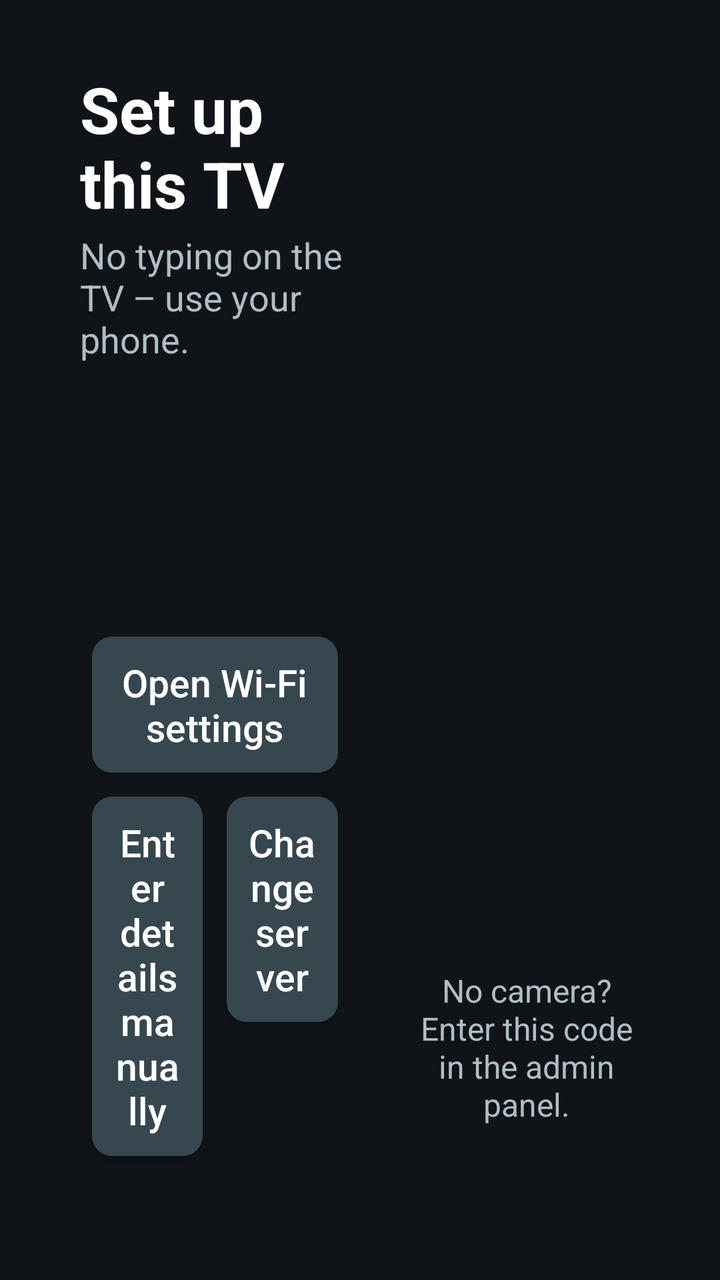
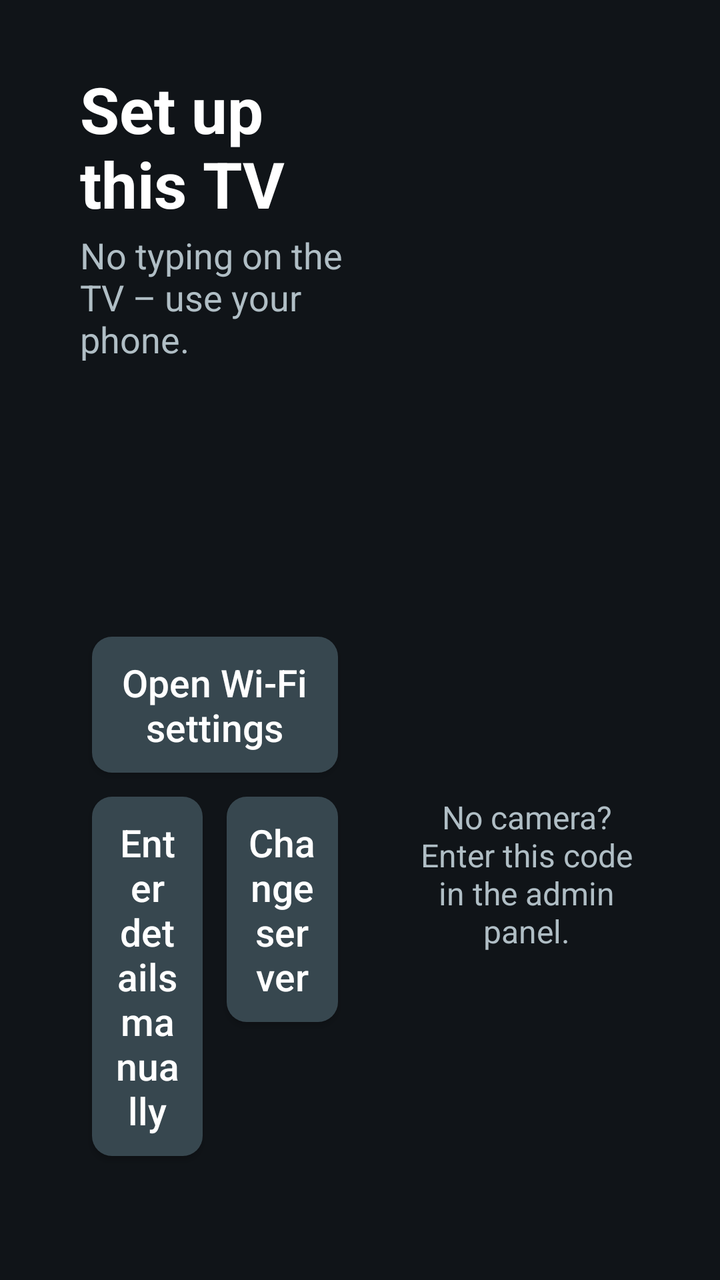

Compare the two renders of this Android layout. The source of the first and the diff that turns it into the second are given below.
<!-- AndroidManifest.xml: activity theme Theme.HotelCast.Settings -->
<!-- res/layout/activity_qr_setup.xml -->
<?xml version="1.0" encoding="utf-8"?>
<FrameLayout xmlns:android="http://schemas.android.com/apk/res/android"
    android:id="@+id/qr_root"
    android:layout_width="match_parent"
    android:layout_height="match_parent">

    <LinearLayout
        android:layout_width="match_parent"
        android:layout_height="match_parent"
        android:baselineAligned="false"
        android:gravity="center_vertical"
        android:orientation="horizontal"
        android:paddingStart="40dp"
        android:paddingTop="24dp"
        android:paddingEnd="40dp"
        android:paddingBottom="20dp">

        
        <ScrollView
            android:layout_width="0dp"
            android:layout_height="match_parent"
            android:layout_marginEnd="32dp"
            android:layout_weight="1.2"
            android:fillViewport="true"
            android:scrollbars="none">

            <LinearLayout
                android:layout_width="match_parent"
                android:layout_height="wrap_content"
                android:gravity="center_vertical"
                android:orientation="vertical">

                <TextView
                    android:id="@+id/qr_title"
                    android:layout_width="match_parent"
                    android:layout_height="wrap_content"
                    android:text="@string/qr_title"
                    android:textColor="@color/white"
                    android:textSize="32sp"
                    android:textStyle="bold" />

                <TextView
                    android:id="@+id/qr_subtitle"
                    android:layout_width="match_parent"
                    android:layout_height="wrap_content"
                    android:layout_marginTop="2dp"
                    android:text="@string/qr_subtitle"
                    android:textColor="@color/settings_text_dim"
                    android:textSize="18sp" />

                <LinearLayout
                    android:id="@+id/qr_steps"
                    android:layout_width="match_parent"
                    android:layout_height="wrap_content"
                    android:layout_marginTop="14dp"
                    android:orientation="vertical" />

                <TextView
                    android:id="@+id/qr_status"
                    android:layout_width="match_parent"
                    android:layout_height="wrap_content"
                    android:layout_marginTop="14dp"
                    android:minHeight="34dp"
                    android:textColor="@color/accent"
                    android:textSize="23sp"
                    android:textStyle="bold" />

                <TextView
                    android:id="@+id/qr_countdown"
                    android:layout_width="match_parent"
                    android:layout_height="wrap_content"
                    android:layout_marginTop="4dp"
                    android:textColor="@color/settings_text"
                    android:textSize="18sp" />

                <TextView
                    android:id="@+id/qr_network"
                    android:layout_width="match_parent"
                    android:layout_height="wrap_content"
                    android:layout_marginTop="4dp"
                    android:textColor="@color/settings_text"
                    android:textSize="18sp" />

                <LinearLayout
                    android:layout_width="match_parent"
                    android:layout_height="wrap_content"
                    android:layout_marginTop="12dp"
                    android:orientation="horizontal">

                    <Button
                        android:id="@+id/qr_btn_try_again"
                        style="@style/QrButton"
                        android:text="@string/qr_btn_try_again"
                        android:visibility="gone" />

                    <Button
                        android:id="@+id/qr_btn_wifi"
                        style="@style/QrButton"
                        android:text="@string/qr_btn_wifi" />
                </LinearLayout>

                <LinearLayout
                    android:layout_width="match_parent"
                    android:layout_height="wrap_content"
                    android:orientation="horizontal">

                    <Button
                        android:id="@+id/qr_btn_manual"
                        style="@style/QrButton"
                        android:text="@string/qr_btn_manual" />

                    <Button
                        android:id="@+id/qr_btn_change_server"
                        style="@style/QrButton"
                        android:text="@string/qr_btn_change_server" />
                </LinearLayout>

                <TextView
                    android:id="@+id/qr_server"
                    android:layout_width="match_parent"
                    android:layout_height="wrap_content"
                    android:layout_marginTop="8dp"
                    android:textColor="@color/settings_text_dim"
                    android:textSize="14sp" />
            </LinearLayout>
        </ScrollView>

        
        <LinearLayout
            android:layout_width="0dp"
            android:layout_height="match_parent"
            android:layout_weight="1"
            android:gravity="center"
            android:orientation="vertical">

            <FrameLayout
                android:id="@+id/qr_card"
                android:layout_width="wrap_content"
                android:layout_height="wrap_content"
                android:padding="14dp">

                <ImageView
                    android:id="@+id/qr_image"
                    android:layout_width="280dp"
                    android:layout_height="280dp"
                    android:contentDescription="@string/qr_image_description"
                    android:scaleType="fitCenter" />

                <ProgressBar
                    android:id="@+id/qr_progress"
                    android:layout_width="72dp"
                    android:layout_height="72dp"
                    android:layout_gravity="center"
                    android:indeterminate="true" />
            </FrameLayout>

            <TextView
                android:id="@+id/qr_code"
                android:layout_width="wrap_content"
                android:layout_height="wrap_content"
                android:layout_marginTop="10dp"
                android:fontFamily="monospace"
                android:letterSpacing="0.08"
                android:textColor="@color/white"
                android:textSize="64sp"
                android:textStyle="bold" />

            <TextView
                android:id="@+id/qr_code_caption"
                android:layout_width="wrap_content"
                android:layout_height="wrap_content"
                android:gravity="center"
                android:maxWidth="380dp"
                android:text="@string/qr_code_caption"
                android:textColor="@color/settings_text_dim"
                android:textSize="16sp" />
        </LinearLayout>
    </LinearLayout>

    
    <LinearLayout
        android:id="@+id/qr_done_layer"
        android:layout_width="match_parent"
        android:layout_height="match_parent"
        android:background="@color/settings_bg"
        android:gravity="center"
        android:orientation="vertical"
        android:visibility="gone">

        <TextView
            android:id="@+id/qr_done_icon"
            android:layout_width="wrap_content"
            android:layout_height="wrap_content"
            android:text="@string/qr_done_icon"
            android:textColor="#FF4CAF50"
            android:textSize="110sp"
            android:textStyle="bold" />

        <TextView
            android:id="@+id/qr_done_title"
            android:layout_width="wrap_content"
            android:layout_height="wrap_content"
            android:gravity="center"
            android:textColor="@color/white"
            android:textSize="40sp"
            android:textStyle="bold" />

        <TextView
            android:id="@+id/qr_done_subtitle"
            android:layout_width="wrap_content"
            android:layout_height="wrap_content"
            android:layout_marginTop="10dp"
            android:gravity="center"
            android:text="@string/qr_status_opening"
            android:textColor="@color/settings_text_dim"
            android:textSize="22sp" />
    </LinearLayout>
</FrameLayout>
<!-- resources referenced by this layout -->
<resources>
  <color name="accent">#FFFFC107</color>
  <color name="settings_bg">#FF101418</color>
  <color name="settings_text">#FFECEFF1</color>
  <color name="settings_text_dim">#FFB0BEC5</color>
  <color name="white">#FFFFFFFF</color>
  <string name="qr_btn_change_server">Change server</string>
  <string name="qr_btn_manual">Enter details manually</string>
  <string name="qr_btn_try_again">Try again</string>
  <string name="qr_btn_wifi">Open Wi-Fi settings</string>
  <string name="qr_code_caption">No camera? Enter this code in the admin panel.</string>
  <string name="qr_done_icon" translatable="false">✔</string>
  <string name="qr_image_description">QR code for setting up this TV</string>
  <string name="qr_status_opening">Opening the player…</string>
  <string name="qr_subtitle">No typing on the TV – use your phone.</string>
  <string name="qr_title">Set up this TV</string>
  <style name="QrButton" parent="SettingsButton">
          <item name="android:minHeight">60dp</item>
          <item name="android:textSize">19sp</item>
          <item name="android:padding">10dp</item>
      </style>
  <style name="Theme.HotelCast.Settings">
          <item name="android:windowBackground">@color/settings_bg</item>
          <item name="android:textColorPrimary">@color/settings_text</item>
          <item name="android:textColor">@color/settings_text</item>
          <item name="android:windowFullscreen">true</item>
      </style>
  <style name="SettingsButton">
          <item name="android:layout_width">0dp</item>
          <item name="android:layout_height">wrap_content</item>
          <item name="android:layout_weight">1</item>
          <item name="android:layout_margin">6dp</item>
          <item name="android:background">@drawable/btn_tv</item>
          <item name="android:minHeight">64dp</item>
          <item name="android:padding">12dp</item>
          <item name="android:textColor">@color/white</item>
          <item name="android:textSize">20sp</item>
          <item name="android:textAllCaps">false</item>
          <item name="android:focusable">true</item>
          <item name="android:gravity">center</item>
      </style>
  <!-- drawable btn_tv (drawable) -->
  <?xml version="1.0" encoding="utf-8"?>
  <selector xmlns:android="http://schemas.android.com/apk/res/android">
      <item android:state_pressed="true">
          <shape android:shape="rectangle">
              <corners android:radius="10dp" />
              <solid android:color="@color/brand_dark" />
              <stroke android:width="4dp" android:color="@color/accent" />
          </shape>
      </item>
      <item android:state_focused="true">
          <shape android:shape="rectangle">
              <corners android:radius="10dp" />
              <solid android:color="@color/brand" />
              <stroke android:width="4dp" android:color="@color/accent" />
          </shape>
      </item>
      <item>
          <shape android:shape="rectangle">
              <corners android:radius="10dp" />
              <solid android:color="#FF37474F" />
          </shape>
      </item>
  </selector>
  <color name="brand_dark">#FF8A0B20</color>
  <color name="brand">#FFC8102E</color>
</resources>

<!-- the commit's change to res/layout/activity_qr_setup.xml (unified diff, before → after) -->
@@ -81,6 +81,17 @@
                     android:textColor="@color/settings_text"
                     android:textSize="18sp" />
 
+                
+                <TextView
+                    android:id="@+id/qr_detail"
+                    android:layout_width="match_parent"
+                    android:layout_height="wrap_content"
+                    android:layout_marginTop="6dp"
+                    android:lineSpacingExtra="2dp"
+                    android:textColor="#FFFFE0B2"
+                    android:textSize="16sp"
+                    android:visibility="gone" />
+
                 <LinearLayout
                     android:layout_width="match_parent"
                     android:layout_height="wrap_content"
@@ -91,6 +102,18 @@
                         android:id="@+id/qr_btn_try_again"
                         style="@style/QrButton"
                         android:text="@string/qr_btn_try_again"
+                        android:visibility="gone" />
+
+                    <Button
+                        android:id="@+id/qr_btn_http"
+                        style="@style/QrButton"
+                        android:text="@string/qr_btn_http"
+                        android:visibility="gone" />
+
+                    <Button
+                        android:id="@+id/qr_btn_time"
+                        style="@style/QrButton"
+                        android:text="@string/qr_btn_time"
                         android:visibility="gone" />
 
                     <Button
@@ -133,11 +156,13 @@
             android:gravity="center"
             android:orientation="vertical">
 
+            
             <FrameLayout
                 android:id="@+id/qr_card"
                 android:layout_width="wrap_content"
                 android:layout_height="wrap_content"
-                android:padding="14dp">
+                android:padding="14dp"
+                android:visibility="gone">
 
                 <ImageView
                     android:id="@+id/qr_image"
@@ -145,14 +170,41 @@
                     android:layout_height="280dp"
                     android:contentDescription="@string/qr_image_description"
                     android:scaleType="fitCenter" />
+            </FrameLayout>
+
+            
+            <LinearLayout
+                android:id="@+id/qr_side"
+                android:layout_width="wrap_content"
+                android:layout_height="wrap_content"
+                android:gravity="center"
+                android:orientation="vertical">
 
                 <ProgressBar
                     android:id="@+id/qr_progress"
-                    android:layout_width="72dp"
-                    android:layout_height="72dp"
-                    android:layout_gravity="center"
+                    android:layout_width="96dp"
+                    android:layout_height="96dp"
                     android:indeterminate="true" />
-            </FrameLayout>
+
+                <TextView
+                    android:id="@+id/qr_side_icon"
+                    android:layout_width="wrap_content"
+                    android:layout_height="wrap_content"
+                    android:textColor="#FFFF8A80"
+                    android:textSize="96sp"
+                    android:textStyle="bold"
+                    android:visibility="gone" />
+
+                <TextView
+                    android:id="@+id/qr_side_text"
+                    android:layout_width="wrap_content"
+                    android:layout_height="wrap_content"
+                    android:layout_marginTop="12dp"
+                    android:gravity="center"
+                    android:maxWidth="360dp"
+                    android:textColor="@color/settings_text"
+                    android:textSize="20sp" />
+            </LinearLayout>
 
             <TextView
                 android:id="@+id/qr_code"
<!-- resource entries referenced after the edit -->
@@ -6,7 +6,9 @@
   <color name="settings_text_dim">#FFB0BEC5</color>
   <color name="white">#FFFFFFFF</color>
   <string name="qr_btn_change_server">Change server</string>
+  <string name="qr_btn_http">Connect without HTTPS</string>
   <string name="qr_btn_manual">Enter details manually</string>
+  <string name="qr_btn_time">Fix date &amp; time</string>
   <string name="qr_btn_try_again">Try again</string>
   <string name="qr_btn_wifi">Open Wi-Fi settings</string>
   <string name="qr_code_caption">No camera? Enter this code in the admin panel.</string>
